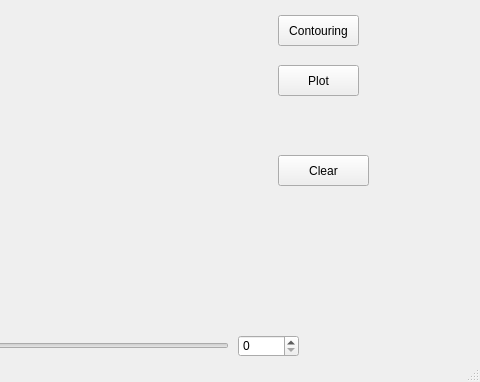
This is QtWidgetsApplication.ui in Barasakar/ImageContouring as Qt 5 draws it before an edit; both pictures show x 372 to 852 and y 281 to 663 of the 852 by 663 pixel window. The edited form follows.
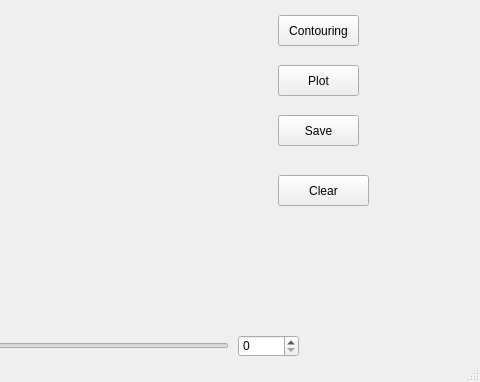
This is the edited form.

Patch:
```diff
--- a/QtWidgetsApplication.ui
+++ b/QtWidgetsApplication.ui
@@ -121,7 +121,7 @@
     <property name="geometry">
      <rect>
       <x>650</x>
-      <y>400</y>
+      <y>420</y>
       <width>91</width>
       <height>31</height>
      </rect>
@@ -156,6 +156,19 @@
      <number>999</number>
     </property>
    </widget>
+   <widget class="QPushButton" name="saveButton">
+    <property name="geometry">
+     <rect>
+      <x>650</x>
+      <y>360</y>
+      <width>81</width>
+      <height>31</height>
+     </rect>
+    </property>
+    <property name="text">
+     <string>Save</string>
+    </property>
+   </widget>
   </widget>
   <widget class="QMenuBar" name="menuBar">
    <property name="geometry">
```
